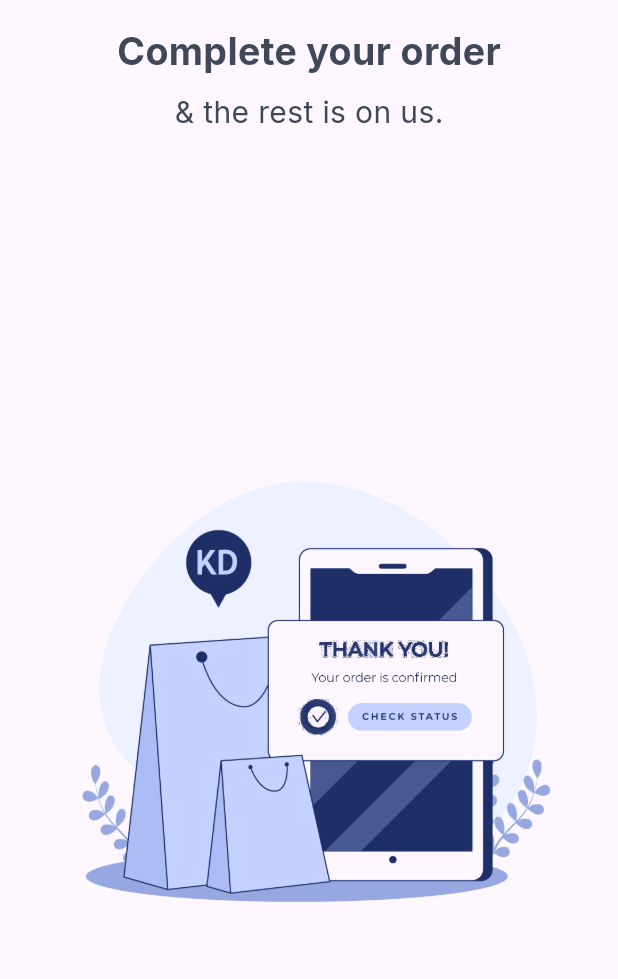
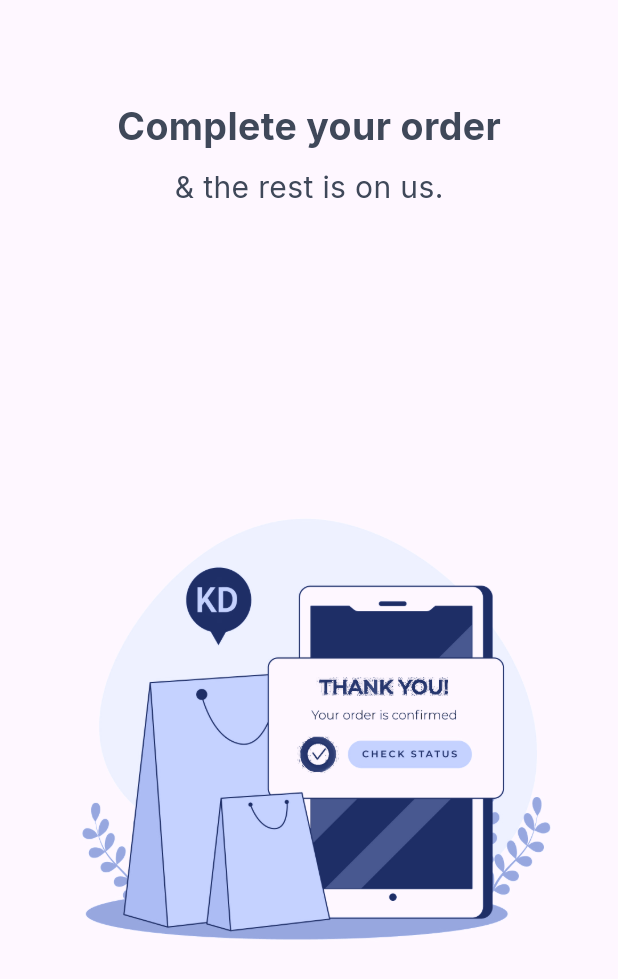
Before and after one commit to bougainvillechai/dalas, a Flutter app: the screen it shows after launch, on a phone screen of 412 x 824 dp. Shown: the top 979 px of the screen. Run offline on Flutter 3.47's test engine with Material 3 defaults, Android fonts, the phone set to English and light mode, and no system bars; our stand-ins replace google_fonts.

Commit message:
screen1 3 modified

```diff
--- a/lib/pages/screen3.dart
+++ b/lib/pages/screen3.dart
@@ -15,13 +15,16 @@ class Screen3 extends StatelessWidget {
             crossAxisAlignment: CrossAxisAlignment.center,
             children: [
               // Title
-              Text(
+              Padding(
+                padding: const EdgeInsets.only(top: 50.0),
+                child: Text(
                   "Complete your order",
                   style: GoogleFonts.inter(
                     textStyle: const TextStyle(
                       color: Color(0xFF3F4859),
                       fontWeight: FontWeight.w700,
                       fontSize: 25,
+                    ),
                   ),
                 ),
               ),
```
Lines whose indentation alone changed are shown as unchanged.
